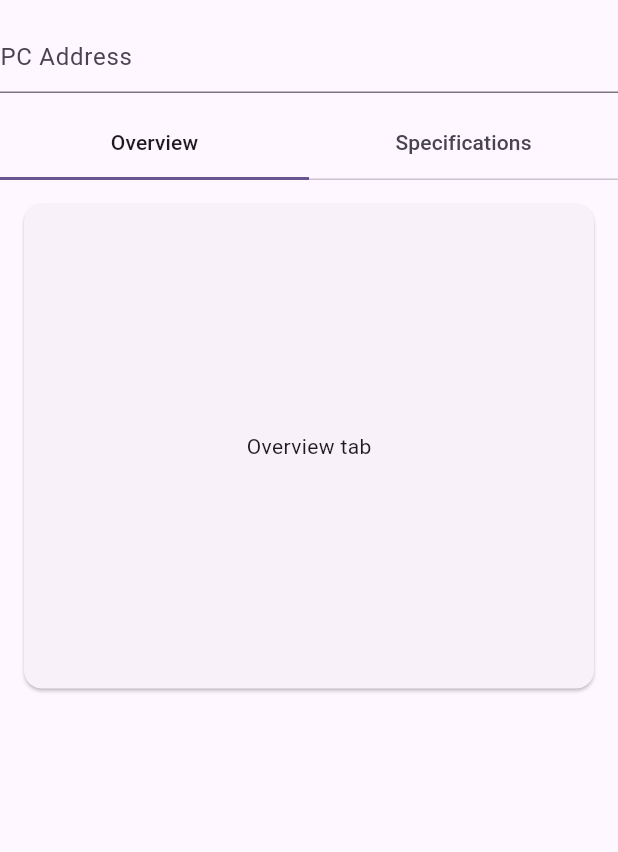
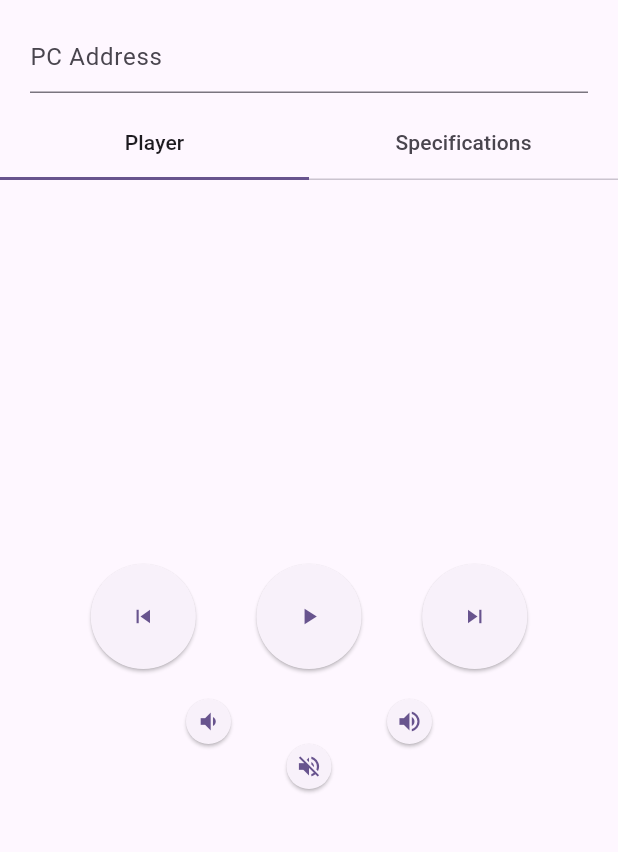
Before and after one commit to bytes7bytes7/remote_control, a Flutter app: the screen it shows after launch, on a phone screen of 412 x 824 dp, the part 63-915 px from its top. Run offline on Flutter 3.47's test engine with Material 2 defaults, Android fonts, the phone set to English and light mode, and no system bars; our stand-ins replace dio, flutter_bloc, freezed_annotation.

Commit message:
create CircleButton, refactor PlaterControls

```diff
--- a/lib/screens/home_screen.dart
+++ b/lib/screens/home_screen.dart
@@ -2,6 +2,7 @@ import 'package:flutter/material.dart';
 import 'package:flutter_bloc/flutter_bloc.dart';
 
 import '../bloc/signal/signal_bloc.dart';
+import '../widgets/player_controls.dart';
 
 class HomeScreen extends StatelessWidget {
   const HomeScreen({super.key});
@@ -17,7 +18,7 @@ class HomeScreen extends StatelessWidget {
           centerTitle: true,
           title: const Text('Remote Control'),
         ),
-        body: SafeArea(
+        body: const SafeArea(
           child: _Body(),
         ),
       ),
@@ -55,14 +56,18 @@ class _BodyState extends State<_Body> with TickerProviderStateMixin {
       builder: (context, state) {
         return Column(
           children: [
-            Flexible(
-              child: TextField(
+            Padding(
+              padding: const EdgeInsets.symmetric(
+                horizontal: 20,
+              ),
+              child: Column(
+                children: [
+                  TextField(
                     onChanged: (v) {
                       bloc.add(SignalEvent.addressUpdated(address: v));
                     },
                     decoration: const InputDecoration(
                       hintText: 'PC Address',
-                ),
                     ),
                   ),
                   const SizedBox(
@@ -76,23 +81,23 @@ class _BodyState extends State<_Body> with TickerProviderStateMixin {
                       height: 10,
                     ),
                   ],
+                ],
+              ),
+            ),
             TabBar.secondary(
               controller: _tabController,
               tabs: const [
-                Tab(text: 'Overview'),
+                Tab(text: 'Player'),
                 Tab(text: 'Specifications'),
               ],
             ),
             Expanded(
               child: TabBarView(
                 controller: _tabController,
-                children: <Widget>[
+                children: const [
+                  PlayerControls(),
                   Card(
-                    margin: const EdgeInsets.all(16.0),
-                    child: Center(child: Text('Overview tab')),
-                  ),
-                  Card(
-                    margin: const EdgeInsets.all(16.0),
+                    margin: EdgeInsets.all(16.0),
                     child: Center(
                       child: Text('Specifications tab'),
                     ),
--- /dev/null
+++ b/lib/widgets/circle_button.dart
@@ -0,0 +1,41 @@
+import 'package:flutter/material.dart';
+
+enum CircleButtonSize {
+  big(70),
+  small(30);
+
+  const CircleButtonSize(this.size);
+
+  final double size;
+}
+
+class CircleButton extends StatelessWidget {
+  const CircleButton({
+    super.key,
+    required this.onPressed,
+    required this.icon,
+    CircleButtonSize? size,
+  }) : size = size ?? CircleButtonSize.big;
+
+  final VoidCallback onPressed;
+  final IconData icon;
+  final CircleButtonSize size;
+
+  @override
+  Widget build(BuildContext context) {
+    return UnconstrainedBox(
+      child: SizedBox.square(
+        dimension: size.size,
+        child: ElevatedButton(
+          style: const ButtonStyle(
+            padding: MaterialStatePropertyAll(EdgeInsets.zero),
+          ),
+          onPressed: onPressed,
+          child: Icon(
+            icon,
+          ),
+        ),
+      ),
+    );
+  }
+}
--- a/lib/widgets/player_controls.dart
+++ b/lib/widgets/player_controls.dart
@@ -3,6 +3,7 @@ import 'package:flutter_bloc/flutter_bloc.dart';
 
 import '../bloc/player/player_bloc.dart';
 import '../bloc/signal/signal_bloc.dart';
+import 'circle_button.dart';
 
 class PlayerControls extends StatelessWidget {
   const PlayerControls({super.key});
@@ -32,88 +33,69 @@ class _Body extends StatelessWidget {
 
     return BlocBuilder<PlayerBloc, PlayerState>(
       builder: (context, state) {
-        return Column(
+        return Center(
+          child: ListView(
+            shrinkWrap: true,
+            padding: const EdgeInsets.symmetric(
+              vertical: 10,
+            ),
             children: [
-            Expanded(
-              child: Row(
+              Row(
+                mainAxisAlignment: MainAxisAlignment.spaceEvenly,
                 children: [
-                  Expanded(
-                    child: ListView(
+                  CircleButton(
+                    onPressed: () {
+                      bloc.add(const PlayerEvent.previousPressed());
+                    },
+                    icon: Icons.skip_previous,
+                  ),
+                  CircleButton(
+                    onPressed: () {
+                      bloc.add(const PlayerEvent.playPausePressed());
+                    },
+                    icon: Icons.play_arrow,
+                  ),
+                  CircleButton(
+                    onPressed: () {
+                      bloc.add(const PlayerEvent.nextPressed());
+                    },
+                    icon: Icons.skip_next,
+                  ),
+                ],
+              ),
+              const SizedBox(
+                height: 20,
+              ),
+              Row(
+                mainAxisAlignment: MainAxisAlignment.spaceEvenly,
                 children: [
-                        _Button(
+                  CircleButton(
                     onPressed: () {
                       bloc.add(const PlayerEvent.volumeDownPressed());
                     },
-                          child: const Icon(Icons.volume_down),
+                    icon: Icons.volume_down,
+                    size: CircleButtonSize.small,
                   ),
-                        _Button(
+                  CircleButton(
                     onPressed: () {
-                            bloc.add(const PlayerEvent.playPausePressed());
+                      bloc.add(const PlayerEvent.volumeUpPressed());
                     },
-                          child: const Icon(Icons.play_arrow),
-                        ),
-                        _Button(
-                          onPressed: () {
-                            bloc.add(const PlayerEvent.previousPressed());
-                          },
-                          child: const Icon(Icons.skip_previous),
+                    icon: Icons.volume_up,
+                    size: CircleButtonSize.small,
                   ),
                 ],
               ),
-                  ),
-                  Expanded(
-                    child: ListView(
-                      children: [
-                        _Button(
-                          onPressed: () {
-                            bloc.add(const PlayerEvent.volumeUpPressed());
-                          },
-                          child: const Icon(Icons.volume_up),
-                        ),
-                        _Button(
+              CircleButton(
                 onPressed: () {
                   bloc.add(const PlayerEvent.mutePressed());
                 },
-                          child: const Icon(Icons.volume_mute),
-                        ),
-                        _Button(
-                          onPressed: () {
-                            bloc.add(const PlayerEvent.nextPressed());
-                          },
-                          child: const Icon(Icons.skip_next),
+                icon: Icons.volume_off,
+                size: CircleButtonSize.small,
               ),
             ],
           ),
-                  ),
-                ],
-              ),
-            ),
-          ],
         );
       },
     );
   }
 }
-
-class _Button extends StatelessWidget {
-  const _Button({
-    required this.onPressed,
-    required this.child,
-  });
-
-  final VoidCallback onPressed;
-  final Widget child;
-
-  @override
-  Widget build(BuildContext context) {
-    return UnconstrainedBox(
-      child: SizedBox.square(
-        dimension: 70,
-        child: ElevatedButton(
-          onPressed: onPressed,
-          child: child,
-        ),
-      ),
-    );
-  }
-}
```
Lines whose indentation alone changed are shown as unchanged.
